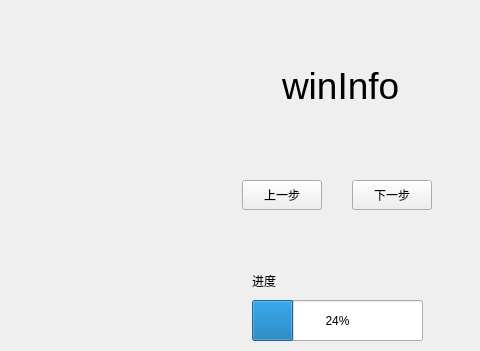
This is chessboard_fupan.ui in lgb666666661/Gobang as Qt 5 draws it before an edit; both pictures show x 968 to 1448 and y 120 to 471 of the 1448 by 735 pixel window. The edited form follows.
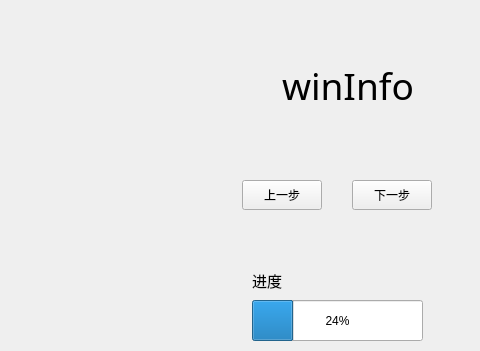
This is the edited form.

Commit message: 调整整体ui

```diff
--- a/chessboard_fupan.ui
+++ b/chessboard_fupan.ui
@@ -59,6 +59,7 @@
     </property>
     <property name="font">
      <font>
+      <family>楷体</family>
       <pointsize>28</pointsize>
      </font>
     </property>
@@ -88,6 +89,12 @@
       <height>21</height>
      </rect>
     </property>
+    <property name="font">
+     <font>
+      <family>楷体</family>
+      <pointsize>11</pointsize>
+     </font>
+    </property>
     <property name="text">
      <string>进度</string>
     </property>
```
The commit also changes 1 other file.
